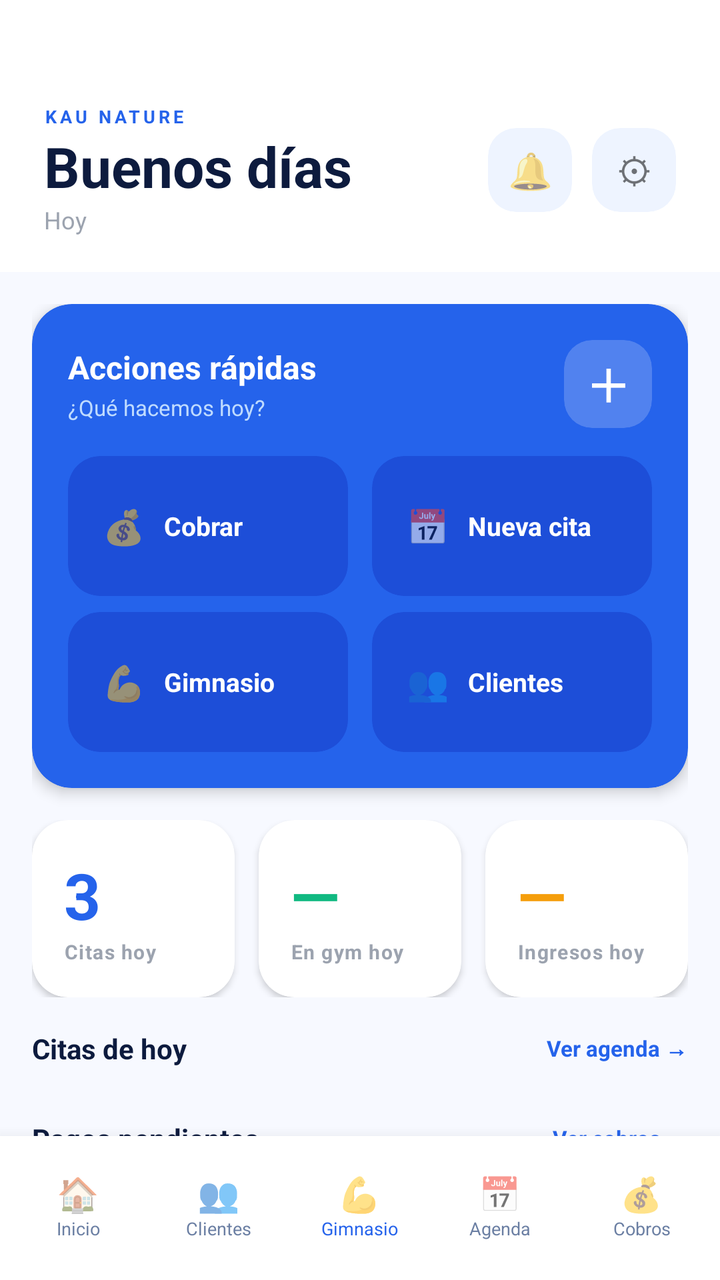
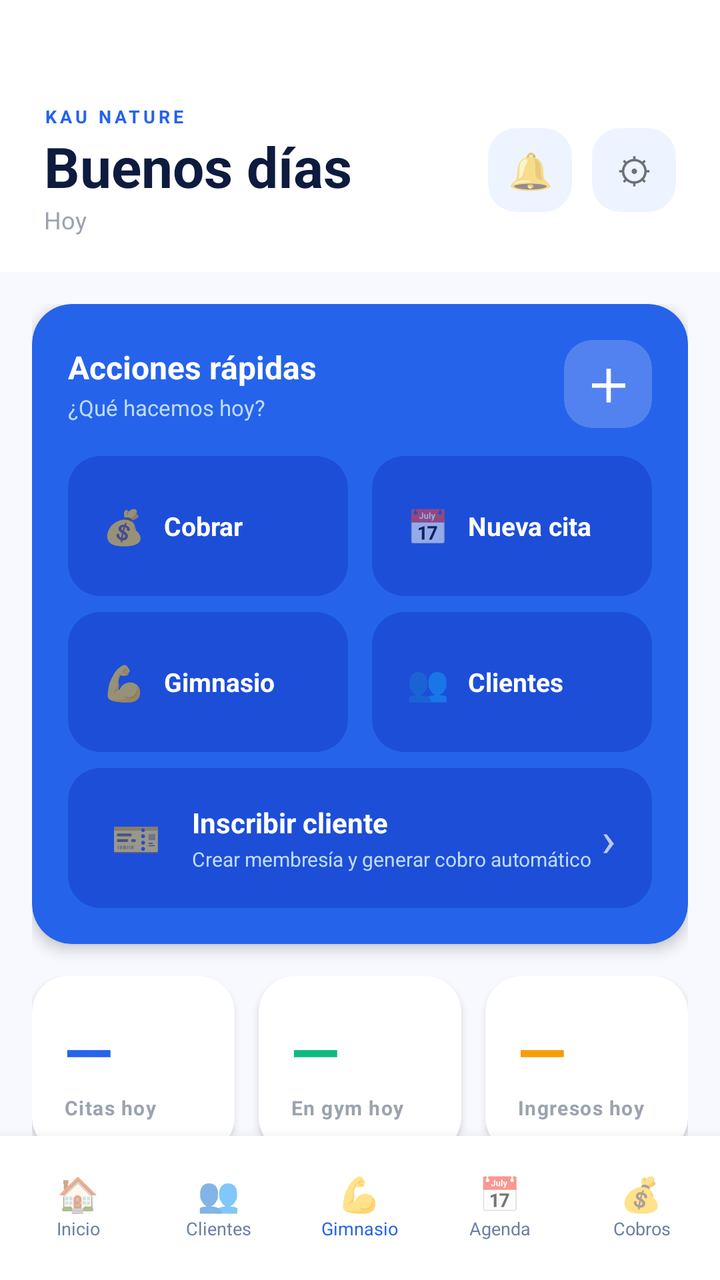

The first picture is an Android layout as it rendered before a commit; the second is the same layout after the commit. The layout source and the unified diff follow.
<!-- AndroidManifest.xml: application theme Theme.KauNatureApplication -->
<!-- res/layout/activity_main.xml -->
<?xml version="1.0" encoding="utf-8"?>
<FrameLayout
    xmlns:android="http://schemas.android.com/apk/res/android"
    xmlns:app="http://schemas.android.com/apk/res-auto"
    android:layout_width="match_parent"
    android:layout_height="match_parent"
    android:background="#F7F9FF">

    
    <androidx.core.widget.NestedScrollView
        android:layout_width="match_parent"
        android:layout_height="match_parent"
        android:fillViewport="true"
        android:paddingBottom="80dp"
        android:clipToPadding="false">

        <LinearLayout
            android:layout_width="match_parent"
            android:layout_height="wrap_content"
            android:orientation="vertical">

            
            <LinearLayout
                android:layout_width="match_parent"
                android:layout_height="wrap_content"
                android:orientation="vertical"
                android:background="#FFFFFF"
                android:paddingStart="22dp"
                android:paddingEnd="22dp"
                android:paddingTop="52dp"
                android:paddingBottom="18dp">

                
                <LinearLayout
                    android:layout_width="match_parent"
                    android:layout_height="wrap_content"
                    android:orientation="horizontal"
                    android:gravity="center_vertical">

                    <LinearLayout
                        android:layout_width="0dp"
                        android:layout_height="wrap_content"
                        android:layout_weight="1"
                        android:orientation="vertical">

                        <TextView
                            android:layout_width="wrap_content"
                            android:layout_height="wrap_content"
                            android:text="KAU NATURE"
                            android:textSize="9sp"
                            android:textColor="#2563EB"
                            android:letterSpacing="0.18"
                            android:textStyle="bold"/>

                        <TextView
                            android:id="@+id/tvGreeting"
                            android:layout_width="wrap_content"
                            android:layout_height="wrap_content"
                            android:text="Buenos días"
                            android:textSize="28sp"
                            android:textColor="#0D1B3E"
                            android:textStyle="bold"/>

                        <TextView
                            android:id="@+id/tvFechaHoy"
                            android:layout_width="wrap_content"
                            android:layout_height="wrap_content"
                            android:text="Hoy"
                            android:textSize="12sp"
                            android:textColor="#9CA3AF"/>

                    </LinearLayout>

                    
                    <androidx.cardview.widget.CardView
                        android:id="@+id/btnNotif"
                        android:layout_width="42dp"
                        android:layout_height="42dp"
                        android:layout_marginEnd="10dp"
                        app:cardCornerRadius="14dp"
                        app:cardElevation="0dp"
                        app:cardBackgroundColor="#EEF4FF">

                        <FrameLayout
                            android:layout_width="match_parent"
                            android:layout_height="match_parent">

                            <TextView
                                android:layout_width="match_parent"
                                android:layout_height="match_parent"
                                android:text="🔔"
                                android:textSize="18sp"
                                android:gravity="center"/>

                            <View
                                android:id="@+id/badgeNotif"
                                android:layout_width="8dp"
                                android:layout_height="8dp"
                                android:layout_gravity="top|end"
                                android:layout_margin="6dp"
                                android:background="#EF4444"
                                android:visibility="gone"/>

                        </FrameLayout>
                    </androidx.cardview.widget.CardView>

                    
                    <androidx.cardview.widget.CardView
                        android:id="@+id/btnSettings"
                        android:layout_width="42dp"
                        android:layout_height="42dp"
                        app:cardCornerRadius="14dp"
                        app:cardElevation="0dp"
                        app:cardBackgroundColor="#EEF4FF">

                        <TextView
                            android:layout_width="match_parent"
                            android:layout_height="match_parent"
                            android:text="⚙"
                            android:textSize="18sp"
                            android:gravity="center"/>

                    </androidx.cardview.widget.CardView>

                </LinearLayout>
            </LinearLayout>

            
            <LinearLayout
                android:layout_width="match_parent"
                android:layout_height="wrap_content"
                android:orientation="vertical"
                android:padding="16dp">

                
                <androidx.cardview.widget.CardView
                    android:layout_width="match_parent"
                    android:layout_height="wrap_content"
                    android:layout_marginBottom="16dp"
                    app:cardCornerRadius="20dp"
                    app:cardElevation="4dp"
                    app:cardBackgroundColor="#2563EB">

                    <LinearLayout
                        android:layout_width="match_parent"
                        android:layout_height="wrap_content"
                        android:orientation="vertical"
                        android:padding="18dp">

                        <LinearLayout
                            android:layout_width="match_parent"
                            android:layout_height="wrap_content"
                            android:orientation="horizontal"
                            android:gravity="center_vertical"
                            android:layout_marginBottom="14dp">

                            <LinearLayout
                                android:layout_width="0dp"
                                android:layout_height="wrap_content"
                                android:layout_weight="1"
                                android:orientation="vertical">

                                <TextView
                                    android:layout_width="wrap_content"
                                    android:layout_height="wrap_content"
                                    android:text="Acciones rápidas"
                                    android:textSize="16sp"
                                    android:textColor="#FFFFFF"
                                    android:textStyle="bold"/>

                                <TextView
                                    android:layout_width="wrap_content"
                                    android:layout_height="wrap_content"
                                    android:text="¿Qué hacemos hoy?"
                                    android:textSize="11sp"
                                    android:textColor="#BFDBFF"
                                    android:layout_marginTop="2dp"/>

                            </LinearLayout>

                            <androidx.cardview.widget.CardView
                                android:id="@+id/fabQuick"
                                android:layout_width="44dp"
                                android:layout_height="44dp"
                                app:cardCornerRadius="14dp"
                                app:cardElevation="0dp"
                                app:cardBackgroundColor="#33FFFFFF">

                                <TextView
                                    android:layout_width="match_parent"
                                    android:layout_height="match_parent"
                                    android:text="＋"
                                    android:textSize="22sp"
                                    android:textColor="#FFFFFF"
                                    android:textStyle="bold"
                                    android:gravity="center"/>

                            </androidx.cardview.widget.CardView>

                        </LinearLayout>

                        
                        <LinearLayout
                            android:layout_width="match_parent"
                            android:layout_height="wrap_content"
                            android:orientation="horizontal"
                            android:layout_marginBottom="8dp">

                            <androidx.cardview.widget.CardView
                                android:id="@+id/btnAccionCobrar"
                                android:layout_width="0dp"
                                android:layout_height="70dp"
                                android:layout_weight="1"
                                android:layout_marginEnd="6dp"
                                app:cardCornerRadius="16dp"
                                app:cardElevation="0dp"
                                app:cardBackgroundColor="#1D4ED8">

                                <LinearLayout
                                    android:layout_width="match_parent"
                                    android:layout_height="match_parent"
                                    android:orientation="horizontal"
                                    android:gravity="center_vertical"
                                    android:paddingStart="14dp"
                                    android:paddingEnd="10dp">

                                    <TextView
                                        android:layout_width="28dp"
                                        android:layout_height="28dp"
                                        android:text="💰"
                                        android:textSize="17sp"
                                        android:gravity="center"/>

                                    <TextView
                                        android:layout_width="wrap_content"
                                        android:layout_height="wrap_content"
                                        android:text="Cobrar"
                                        android:textSize="13sp"
                                        android:textColor="#FFFFFF"
                                        android:textStyle="bold"
                                        android:layout_marginStart="6dp"/>

                                </LinearLayout>
                            </androidx.cardview.widget.CardView>

                            <androidx.cardview.widget.CardView
                                android:id="@+id/btnAccionCita"
                                android:layout_width="0dp"
                                android:layout_height="70dp"
                                android:layout_weight="1"
                                android:layout_marginStart="6dp"
                                app:cardCornerRadius="16dp"
                                app:cardElevation="0dp"
                                app:cardBackgroundColor="#1D4ED8">

                                <LinearLayout
                                    android:layout_width="match_parent"
                                    android:layout_height="match_parent"
                                    android:orientation="horizontal"
                                    android:gravity="center_vertical"
                                    android:paddingStart="14dp"
                                    android:paddingEnd="10dp">

                                    <TextView
                                        android:layout_width="28dp"
                                        android:layout_height="28dp"
                                        android:text="📅"
                                        android:textSize="17sp"
                                        android:gravity="center"/>

                                    <TextView
                                        android:layout_width="wrap_content"
                                        android:layout_height="wrap_content"
                                        android:text="Nueva cita"
                                        android:textSize="13sp"
                                        android:textColor="#FFFFFF"
                                        android:textStyle="bold"
                                        android:layout_marginStart="6dp"/>

                                </LinearLayout>
                            </androidx.cardview.widget.CardView>

                        </LinearLayout>

                        <LinearLayout
                            android:layout_width="match_parent"
                            android:layout_height="wrap_content"
                            android:orientation="horizontal">

                            <androidx.cardview.widget.CardView
                                android:id="@+id/btnAccionGym"
                                android:layout_width="0dp"
                                android:layout_height="70dp"
                                android:layout_weight="1"
                                android:layout_marginEnd="6dp"
                                app:cardCornerRadius="16dp"
                                app:cardElevation="0dp"
                                app:cardBackgroundColor="#1D4ED8">

                                <LinearLayout
                                    android:layout_width="match_parent"
                                    android:layout_height="match_parent"
                                    android:orientation="horizontal"
                                    android:gravity="center_vertical"
                                    android:paddingStart="14dp"
                                    android:paddingEnd="10dp">

                                    <TextView
                                        android:layout_width="28dp"
                                        android:layout_height="28dp"
                                        android:text="💪"
                                        android:textSize="17sp"
                                        android:gravity="center"/>

                                    <TextView
                                        android:layout_width="wrap_content"
                                        android:layout_height="wrap_content"
                                        android:text="Gimnasio"
                                        android:textSize="13sp"
                                        android:textColor="#FFFFFF"
                                        android:textStyle="bold"
                                        android:layout_marginStart="6dp"/>

                                </LinearLayout>
                            </androidx.cardview.widget.CardView>

                            <androidx.cardview.widget.CardView
                                android:id="@+id/btnAccionClientes"
                                android:layout_width="0dp"
                                android:layout_height="70dp"
                                android:layout_weight="1"
                                android:layout_marginStart="6dp"
                                app:cardCornerRadius="16dp"
                                app:cardElevation="0dp"
                                app:cardBackgroundColor="#1D4ED8">

                                <LinearLayout
                                    android:layout_width="match_parent"
                                    android:layout_height="match_parent"
                                    android:orientation="horizontal"
                                    android:gravity="center_vertical"
                                    android:paddingStart="14dp"
                                    android:paddingEnd="10dp">

                                    <TextView
                                        android:layout_width="28dp"
                                        android:layout_height="28dp"
                                        android:text="👥"
                                        android:textSize="17sp"
                                        android:gravity="center"/>

                                    <TextView
                                        android:layout_width="wrap_content"
                                        android:layout_height="wrap_content"
                                        android:text="Clientes"
                                        android:textSize="13sp"
                                        android:textColor="#FFFFFF"
                                        android:textStyle="bold"
                                        android:layout_marginStart="6dp"/>

                                </LinearLayout>
                            </androidx.cardview.widget.CardView>

                        </LinearLayout>

                    </LinearLayout>
                </androidx.cardview.widget.CardView>

                
                <LinearLayout
                    android:layout_width="match_parent"
                    android:layout_height="wrap_content"
                    android:orientation="horizontal"
                    android:layout_marginBottom="16dp">

                    
                    <androidx.cardview.widget.CardView
                        android:layout_width="0dp"
                        android:layout_height="wrap_content"
                        android:layout_weight="1"
                        android:layout_marginEnd="6dp"
                        app:cardCornerRadius="18dp"
                        app:cardElevation="2dp"
                        app:cardBackgroundColor="#FFFFFF">
                        <LinearLayout
                            android:layout_width="match_parent"
                            android:layout_height="wrap_content"
                            android:orientation="vertical"
                            android:padding="16dp">
                            <TextView
                                android:id="@+id/tvKpiCitas"
                                android:layout_width="wrap_content"
                                android:layout_height="wrap_content"
                                android:text="3"
                                android:textSize="32sp"
                                android:textColor="#2563EB"
                                android:textStyle="bold"/>
                            <TextView
                                android:layout_width="wrap_content"
                                android:layout_height="wrap_content"
                                android:text="Citas hoy"
                                android:textSize="10sp"
                                android:textColor="#9CA3AF"
                                android:textStyle="bold"
                                android:letterSpacing="0.05"/>
                        </LinearLayout>
                    </androidx.cardview.widget.CardView>

                    
                    <androidx.cardview.widget.CardView
                        android:layout_width="0dp"
                        android:layout_height="wrap_content"
                        android:layout_weight="1"
                        android:layout_marginStart="6dp"
                        android:layout_marginEnd="6dp"
                        app:cardCornerRadius="18dp"
                        app:cardElevation="2dp"
                        app:cardBackgroundColor="#FFFFFF">
                        <LinearLayout
                            android:layout_width="match_parent"
                            android:layout_height="wrap_content"
                            android:orientation="vertical"
                            android:padding="16dp">
                            <TextView
                                android:id="@+id/tvKpiGym"
                                android:layout_width="wrap_content"
                                android:layout_height="wrap_content"
                                android:text="—"
                                android:textSize="32sp"
                                android:textColor="#10B981"
                                android:textStyle="bold"/>
                            <TextView
                                android:layout_width="wrap_content"
                                android:layout_height="wrap_content"
                                android:text="En gym hoy"
                                android:textSize="10sp"
                                android:textColor="#9CA3AF"
                                android:textStyle="bold"
                                android:letterSpacing="0.05"/>
                        </LinearLayout>
                    </androidx.cardview.widget.CardView>

                    
                    <androidx.cardview.widget.CardView
                        android:layout_width="0dp"
                        android:layout_height="wrap_content"
                        android:layout_weight="1"
                        android:layout_marginStart="6dp"
                        app:cardCornerRadius="18dp"
                        app:cardElevation="2dp"
                        app:cardBackgroundColor="#FFFFFF">
                        <LinearLayout
                            android:layout_width="match_parent"
                            android:layout_height="wrap_content"
                            android:orientation="vertical"
                            android:padding="16dp">
                            <TextView
                                android:id="@+id/tvKpiIngresos"
                                android:layout_width="wrap_content"
                                android:layout_height="wrap_content"
                                android:text="—"
                                android:textSize="32sp"
                                android:textColor="#F59E0B"
                                android:textStyle="bold"/>
                            <TextView
                                android:layout_width="wrap_content"
                                android:layout_height="wrap_content"
                                android:text="Ingresos hoy"
                                android:textSize="10sp"
                                android:textColor="#9CA3AF"
                                android:textStyle="bold"
                                android:letterSpacing="0.05"/>
                        </LinearLayout>
                    </androidx.cardview.widget.CardView>

                </LinearLayout>

                
                <LinearLayout
                    android:layout_width="match_parent"
                    android:layout_height="wrap_content"
                    android:orientation="horizontal"
                    android:gravity="center_vertical"
                    android:layout_marginBottom="10dp">

                    <TextView
                        android:layout_width="0dp"
                        android:layout_height="wrap_content"
                        android:layout_weight="1"
                        android:text="Citas de hoy"
                        android:textSize="14sp"
                        android:textColor="#0D1B3E"
                        android:textStyle="bold"/>

                    <TextView
                        android:id="@+id/tvVerCitas"
                        android:layout_width="wrap_content"
                        android:layout_height="wrap_content"
                        android:text="Ver agenda →"
                        android:textSize="11sp"
                        android:textColor="#2563EB"
                        android:textStyle="bold"/>

                </LinearLayout>

                <LinearLayout
                    android:id="@+id/listaCitas"
                    android:layout_width="match_parent"
                    android:layout_height="wrap_content"
                    android:orientation="vertical"
                    android:layout_marginBottom="16dp"/>

                
                <LinearLayout
                    android:layout_width="match_parent"
                    android:layout_height="wrap_content"
                    android:orientation="horizontal"
                    android:gravity="center_vertical"
                    android:layout_marginBottom="10dp">

                    <TextView
                        android:layout_width="0dp"
                        android:layout_height="wrap_content"
                        android:layout_weight="1"
                        android:text="Pagos pendientes"
                        android:textSize="14sp"
                        android:textColor="#0D1B3E"
                        android:textStyle="bold"/>

                    <TextView
                        android:id="@+id/tvVerPagos"
                        android:layout_width="wrap_content"
                        android:layout_height="wrap_content"
                        android:text="Ver cobros →"
                        android:textSize="11sp"
                        android:textColor="#2563EB"
                        android:textStyle="bold"/>

                </LinearLayout>

                <LinearLayout
                    android:id="@+id/listaPagos"
                    android:layout_width="match_parent"
                    android:layout_height="wrap_content"
                    android:orientation="vertical"/>

            </LinearLayout>
        </LinearLayout>
    </androidx.core.widget.NestedScrollView>

    
    <LinearLayout
        android:layout_width="match_parent"
        android:layout_height="72dp"
        android:layout_gravity="bottom"
        android:orientation="horizontal"
        android:background="#FFFFFF"
        android:elevation="12dp"
        android:paddingStart="4dp"
        android:paddingEnd="4dp"
        android:paddingTop="6dp"
        android:paddingBottom="8dp">

        <LinearLayout android:id="@+id/nav_home" android:layout_width="0dp" android:layout_height="match_parent" android:layout_weight="1" android:orientation="vertical" android:gravity="center">
            <TextView android:layout_width="wrap_content" android:layout_height="wrap_content" android:text="🏠" android:textSize="17sp" android:gravity="center"/>
            <TextView android:id="@+id/navLabelHome" android:layout_width="wrap_content" android:layout_height="wrap_content" android:text="Inicio" android:textSize="9sp" android:textColor="#6B7FA3" android:gravity="center"/>
        </LinearLayout>

        <LinearLayout android:id="@+id/nav_clientes" android:layout_width="0dp" android:layout_height="match_parent" android:layout_weight="1" android:orientation="vertical" android:gravity="center">
            <TextView android:layout_width="wrap_content" android:layout_height="wrap_content" android:text="👥" android:textSize="17sp" android:gravity="center"/>
            <TextView android:id="@+id/navLabelClientes" android:layout_width="wrap_content" android:layout_height="wrap_content" android:text="Clientes" android:textSize="9sp" android:textColor="#6B7FA3" android:gravity="center"/>
        </LinearLayout>

        
        <LinearLayout android:id="@+id/nav_gimnasio" android:layout_width="0dp" android:layout_height="match_parent" android:layout_weight="1" android:orientation="vertical" android:gravity="center" android:paddingVertical="4dp">
            <TextView android:id="@+id/navIconGimnasio" android:layout_width="wrap_content" android:layout_height="wrap_content" android:text="💪" android:textSize="17sp" android:gravity="center"/>
            <TextView android:id="@+id/navLabelGimnasio" android:layout_width="wrap_content" android:layout_height="wrap_content" android:text="Gimnasio" android:textSize="9sp" android:textColor="#2563EB" android:gravity="center"/>
        </LinearLayout>

        <LinearLayout android:id="@+id/nav_agenda" android:layout_width="0dp" android:layout_height="match_parent" android:layout_weight="1" android:orientation="vertical" android:gravity="center">
            <TextView android:layout_width="wrap_content" android:layout_height="wrap_content" android:text="📅" android:textSize="17sp" android:gravity="center"/>
            <TextView android:id="@+id/navLabelAgenda" android:layout_width="wrap_content" android:layout_height="wrap_content" android:text="Agenda" android:textSize="9sp" android:textColor="#6B7FA3" android:gravity="center"/>
        </LinearLayout>

        <LinearLayout android:id="@+id/nav_cobros" android:layout_width="0dp" android:layout_height="match_parent" android:layout_weight="1" android:orientation="vertical" android:gravity="center">
            <TextView android:layout_width="wrap_content" android:layout_height="wrap_content" android:text="💰" android:textSize="17sp" android:gravity="center"/>
            <TextView android:id="@+id/navLabelCobros" android:layout_width="wrap_content" android:layout_height="wrap_content" android:text="Cobros" android:textSize="9sp" android:textColor="#6B7FA3" android:gravity="center"/>
        </LinearLayout>

    </LinearLayout>

</FrameLayout>
<!-- resources referenced by this layout -->
<resources>
  <style name="Theme.KauNatureApplication" parent="Theme.MaterialComponents.DayNight.NoActionBar">
          <item name="colorPrimary">@color/accent_blue</item>
          <item name="colorPrimaryVariant">@color/accent_blue_light</item>
          <item name="colorOnPrimary">@color/white</item>
          
          <item name="android:colorBackground">@color/bg_main</item>
          <item name="colorSurface">@color/white</item>
          <item name="colorSurfaceVariant">@color/blue_pale2</item>
          <item name="colorOnSurface">@color/text_primary</item>
          <item name="colorOnSurfaceVariant">@color/text_muted</item>
          
          <item name="android:statusBarColor">@color/white</item>
          <item name="android:navigationBarColor">@color/white</item>
          <item name="android:windowLightStatusBar">true</item>
      </style>
  <color name="accent_blue">#0A66FF</color>
  <color name="accent_blue_light">#3D85FF</color>
  <color name="white">#FFFFFF</color>
  <color name="bg_main">#F5F8FF</color>
  <color name="blue_pale2">#F0F5FF</color>
  <color name="text_primary">#0D1B3E</color>
  <color name="text_muted">#6B7FA3</color>
</resources>

<!-- the commit's change to res/layout/activity_main.xml (unified diff, before → after) -->
@@ -30,7 +30,6 @@
                 android:paddingTop="52dp"
                 android:paddingBottom="18dp">
 
-                
                 <LinearLayout
                     android:layout_width="match_parent"
                     android:layout_height="wrap_content"
@@ -80,18 +79,15 @@
                         app:cardCornerRadius="14dp"
                         app:cardElevation="0dp"
                         app:cardBackgroundColor="#EEF4FF">
-
                         <FrameLayout
                             android:layout_width="match_parent"
                             android:layout_height="match_parent">
-
                             <TextView
                                 android:layout_width="match_parent"
                                 android:layout_height="match_parent"
                                 android:text="🔔"
                                 android:textSize="18sp"
                                 android:gravity="center"/>
-
                             <View
                                 android:id="@+id/badgeNotif"
                                 android:layout_width="8dp"
@@ -100,7 +96,6 @@
                                 android:layout_margin="6dp"
                                 android:background="#EF4444"
                                 android:visibility="gone"/>
-
                         </FrameLayout>
                     </androidx.cardview.widget.CardView>
 
@@ -112,14 +107,12 @@
                         app:cardCornerRadius="14dp"
                         app:cardElevation="0dp"
                         app:cardBackgroundColor="#EEF4FF">
-
                         <TextView
                             android:layout_width="match_parent"
                             android:layout_height="match_parent"
                             android:text="⚙"
                             android:textSize="18sp"
                             android:gravity="center"/>
-
                     </androidx.cardview.widget.CardView>
 
                 </LinearLayout>
@@ -147,6 +140,7 @@
                         android:orientation="vertical"
                         android:padding="18dp">
 
+                        
                         <LinearLayout
                             android:layout_width="match_parent"
                             android:layout_height="wrap_content"
@@ -185,7 +179,6 @@
                                 app:cardCornerRadius="14dp"
                                 app:cardElevation="0dp"
                                 app:cardBackgroundColor="#33FFFFFF">
-
                                 <TextView
                                     android:layout_width="match_parent"
                                     android:layout_height="match_parent"
@@ -194,7 +187,6 @@
                                     android:textColor="#FFFFFF"
                                     android:textStyle="bold"
                                     android:gravity="center"/>
-
                             </androidx.cardview.widget.CardView>
 
                         </LinearLayout>
@@ -215,7 +207,6 @@
                                 app:cardCornerRadius="16dp"
                                 app:cardElevation="0dp"
                                 app:cardBackgroundColor="#1D4ED8">
-
                                 <LinearLayout
                                     android:layout_width="match_parent"
                                     android:layout_height="match_parent"
@@ -223,14 +214,12 @@
                                     android:gravity="center_vertical"
                                     android:paddingStart="14dp"
                                     android:paddingEnd="10dp">
-
                                     <TextView
                                         android:layout_width="28dp"
                                         android:layout_height="28dp"
                                         android:text="💰"
                                         android:textSize="17sp"
                                         android:gravity="center"/>
-
                                     <TextView
                                         android:layout_width="wrap_content"
                                         android:layout_height="wrap_content"
@@ -239,7 +228,6 @@
                                         android:textColor="#FFFFFF"
                                         android:textStyle="bold"
                                         android:layout_marginStart="6dp"/>
-
                                 </LinearLayout>
                             </androidx.cardview.widget.CardView>
 
@@ -252,7 +240,6 @@
                                 app:cardCornerRadius="16dp"
                                 app:cardElevation="0dp"
                                 app:cardBackgroundColor="#1D4ED8">
-
                                 <LinearLayout
                                     android:layout_width="match_parent"
                                     android:layout_height="match_parent"
@@ -260,14 +247,12 @@
                                     android:gravity="center_vertical"
                                     android:paddingStart="14dp"
                                     android:paddingEnd="10dp">
-
                                     <TextView
                                         android:layout_width="28dp"
                                         android:layout_height="28dp"
                                         android:text="📅"
                                         android:textSize="17sp"
                                         android:gravity="center"/>
-
                                     <TextView
                                         android:layout_width="wrap_content"
                                         android:layout_height="wrap_content"
@@ -276,16 +261,17 @@
                                         android:textColor="#FFFFFF"
                                         android:textStyle="bold"
                                         android:layout_marginStart="6dp"/>
-
                                 </LinearLayout>
                             </androidx.cardview.widget.CardView>
 
                         </LinearLayout>
 
+                        
                         <LinearLayout
                             android:layout_width="match_parent"
                             android:layout_height="wrap_content"
-                            android:orientation="horizontal">
+                            android:orientation="horizontal"
+                            android:layout_marginBottom="8dp">
 
                             <androidx.cardview.widget.CardView
                                 android:id="@+id/btnAccionGym"
@@ -296,7 +282,6 @@
                                 app:cardCornerRadius="16dp"
                                 app:cardElevation="0dp"
                                 app:cardBackgroundColor="#1D4ED8">
-
                                 <LinearLayout
                                     android:layout_width="match_parent"
                                     android:layout_height="match_parent"
@@ -304,14 +289,12 @@
                                     android:gravity="center_vertical"
                                     android:paddingStart="14dp"
                                     android:paddingEnd="10dp">
-
                                     <TextView
                                         android:layout_width="28dp"
                                         android:layout_height="28dp"
                                         android:text="💪"
                                         android:textSize="17sp"
                                         android:gravity="center"/>
-
                                     <TextView
                                         android:layout_width="wrap_content"
                                         android:layout_height="wrap_content"
@@ -320,7 +303,6 @@
                                         android:textColor="#FFFFFF"
                                         android:textStyle="bold"
                                         android:layout_marginStart="6dp"/>
-
                                 </LinearLayout>
                             </androidx.cardview.widget.CardView>
 
@@ -333,7 +315,6 @@
                                 app:cardCornerRadius="16dp"
                                 app:cardElevation="0dp"
                                 app:cardBackgroundColor="#1D4ED8">
-
                                 <LinearLayout
                                     android:layout_width="match_parent"
                                     android:layout_height="match_parent"
@@ -341,14 +322,12 @@
                                     android:gravity="center_vertical"
                                     android:paddingStart="14dp"
                                     android:paddingEnd="10dp">
-
                                     <TextView
                                         android:layout_width="28dp"
                                         android:layout_height="28dp"
                                         android:text="👥"
                                         android:textSize="17sp"
                                         android:gravity="center"/>
-
                                     <TextView
                                         android:layout_width="wrap_content"
                                         android:layout_height="wrap_content"
@@ -357,11 +336,70 @@
                                         android:textColor="#FFFFFF"
                                         android:textStyle="bold"
                                         android:layout_marginStart="6dp"/>
-
                                 </LinearLayout>
                             </androidx.cardview.widget.CardView>
 
                         </LinearLayout>
+
+                        
+                        <androidx.cardview.widget.CardView
+                            android:id="@+id/btnAccionInscribir"
+                            android:layout_width="match_parent"
+                            android:layout_height="70dp"
+                            app:cardCornerRadius="16dp"
+                            app:cardElevation="0dp"
+                            app:cardBackgroundColor="#1D4ED8">
+
+                            <LinearLayout
+                                android:layout_width="match_parent"
+                                android:layout_height="match_parent"
+                                android:orientation="horizontal"
+                                android:gravity="center_vertical"
+                                android:paddingStart="18dp"
+                                android:paddingEnd="18dp">
+
+                                <TextView
+                                    android:layout_width="32dp"
+                                    android:layout_height="32dp"
+                                    android:text="🎫"
+                                    android:textSize="20sp"
+                                    android:gravity="center"/>
+
+                                <LinearLayout
+                                    android:layout_width="0dp"
+                                    android:layout_height="wrap_content"
+                                    android:layout_weight="1"
+                                    android:orientation="vertical"
+                                    android:layout_marginStart="12dp">
+
+                                    <TextView
+                                        android:layout_width="wrap_content"
+                                        android:layout_height="wrap_content"
+                                        android:text="Inscribir cliente"
+                                        android:textSize="14sp"
+                                        android:textColor="#FFFFFF"
+                                        android:textStyle="bold"/>
+
+                                    <TextView
+                                        android:layout_width="wrap_content"
+                                        android:layout_height="wrap_content"
+                                        android:text="Crear membresía y generar cobro automático"
+                                        android:textSize="10sp"
+                                        android:textColor="#BFDBFF"
+                                        android:layout_marginTop="2dp"/>
+
+                                </LinearLayout>
+
+                                <TextView
+                                    android:layout_width="wrap_content"
+                                    android:layout_height="wrap_content"
+                                    android:text="›"
+                                    android:textSize="24sp"
+                                    android:textColor="#FFFFFF"
+                                    android:alpha="0.7"/>
+
+                            </LinearLayout>
+                        </androidx.cardview.widget.CardView>
 
                     </LinearLayout>
                 </androidx.cardview.widget.CardView>
@@ -373,7 +411,6 @@
                     android:orientation="horizontal"
                     android:layout_marginBottom="16dp">
 
-                    
                     <androidx.cardview.widget.CardView
                         android:layout_width="0dp"
                         android:layout_height="wrap_content"
@@ -391,7 +428,7 @@
                                 android:id="@+id/tvKpiCitas"
                                 android:layout_width="wrap_content"
                                 android:layout_height="wrap_content"
-                                android:text="3"
+                                android:text="—"
                                 android:textSize="32sp"
                                 android:textColor="#2563EB"
                                 android:textStyle="bold"/>
@@ -406,7 +443,6 @@
                         </LinearLayout>
                     </androidx.cardview.widget.CardView>
 
-                    
                     <androidx.cardview.widget.CardView
                         android:layout_width="0dp"
                         android:layout_height="wrap_content"
@@ -440,7 +476,6 @@
                         </LinearLayout>
                     </androidx.cardview.widget.CardView>
 
-                    
                     <androidx.cardview.widget.CardView
                         android:layout_width="0dp"
                         android:layout_height="wrap_content"
@@ -561,30 +596,56 @@
         android:paddingTop="6dp"
         android:paddingBottom="8dp">
 
-        <LinearLayout android:id="@+id/nav_home" android:layout_width="0dp" android:layout_height="match_parent" android:layout_weight="1" android:orientation="vertical" android:gravity="center">
-            <TextView android:layout_width="wrap_content" android:layout_height="wrap_content" android:text="🏠" android:textSize="17sp" android:gravity="center"/>
-            <TextView android:id="@+id/navLabelHome" android:layout_width="wrap_content" android:layout_height="wrap_content" android:text="Inicio" android:textSize="9sp" android:textColor="#6B7FA3" android:gravity="center"/>
+        <LinearLayout android:id="@+id/nav_home"
+            android:layout_width="0dp" android:layout_height="match_parent"
+            android:layout_weight="1" android:orientation="vertical" android:gravity="center">
+            <TextView android:layout_width="wrap_content" android:layout_height="wrap_content"
+                android:text="🏠" android:textSize="17sp" android:gravity="center"/>
+            <TextView android:id="@+id/navLabelHome"
+                android:layout_width="wrap_content" android:layout_height="wrap_content"
+                android:text="Inicio" android:textSize="9sp" android:textColor="#6B7FA3" android:gravity="center"/>
         </LinearLayout>
 
-        <LinearLayout android:id="@+id/nav_clientes" android:layout_width="0dp" android:layout_height="match_parent" android:layout_weight="1" android:orientation="vertical" android:gravity="center">
-            <TextView android:layout_width="wrap_content" android:layout_height="wrap_content" android:text="👥" android:textSize="17sp" android:gravity="center"/>
-            <TextView android:id="@+id/navLabelClientes" android:layout_width="wrap_content" android:layout_height="wrap_content" android:text="Clientes" android:textSize="9sp" android:textColor="#6B7FA3" android:gravity="center"/>
+        <LinearLayout android:id="@+id/nav_clientes"
+            android:layout_width="0dp" android:layout_height="match_parent"
+            android:layout_weight="1" android:orientation="vertical" android:gravity="center">
+            <TextView android:layout_width="wrap_content" android:layout_height="wrap_content"
+                android:text="👥" android:textSize="17sp" android:gravity="center"/>
+            <TextView android:id="@+id/navLabelClientes"
+                android:layout_width="wrap_content" android:layout_height="wrap_content"
+                android:text="Clientes" android:textSize="9sp" android:textColor="#6B7FA3" android:gravity="center"/>
         </LinearLayout>
 
-        
-        <LinearLayout android:id="@+id/nav_gimnasio" android:layout_width="0dp" android:layout_height="match_parent" android:layout_weight="1" android:orientation="vertical" android:gravity="center" android:paddingVertical="4dp">
-            <TextView android:id="@+id/navIconGimnasio" android:layout_width="wrap_content" android:layout_height="wrap_content" android:text="💪" android:textSize="17sp" android:gravity="center"/>
-            <TextView android:id="@+id/navLabelGimnasio" android:layout_width="wrap_content" android:layout_height="wrap_content" android:text="Gimnasio" android:textSize="9sp" android:textColor="#2563EB" android:gravity="center"/>
+        <LinearLayout android:id="@+id/nav_gimnasio"
+            android:layout_width="0dp" android:layout_height="match_parent"
+            android:layout_weight="1" android:orientation="vertical" android:gravity="center"
+            android:paddingTop="4dp" android:paddingBottom="4dp">
+            <TextView android:id="@+id/navIconGimnasio"
+                android:layout_width="wrap_content" android:layout_height="wrap_content"
+                android:text="💪" android:textSize="17sp" android:gravity="center"/>
+            <TextView android:id="@+id/navLabelGimnasio"
+                android:layout_width="wrap_content" android:layout_height="wrap_content"
+                android:text="Gimnasio" android:textSize="9sp" android:textColor="#2563EB" android:gravity="center"/>
         </LinearLayout>
 
-        <LinearLayout android:id="@+id/nav_agenda" android:layout_width="0dp" android:layout_height="match_parent" android:layout_weight="1" android:orientation="vertical" android:gravity="center">
-            <TextView android:layout_width="wrap_content" android:layout_height="wrap_content" android:text="📅" android:textSize="17sp" android:gravity="center"/>
-            <TextView android:id="@+id/navLabelAgenda" android:layout_width="wrap_content" android:layout_height="wrap_content" android:text="Agenda" android:textSize="9sp" android:textColor="#6B7FA3" android:gravity="center"/>
+        <LinearLayout android:id="@+id/nav_agenda"
+            android:layout_width="0dp" android:layout_height="match_parent"
+            android:layout_weight="1" android:orientation="vertical" android:gravity="center">
+            <TextView android:layout_width="wrap_content" android:layout_height="wrap_content"
+                android:text="📅" android:textSize="17sp" android:gravity="center"/>
+            <TextView android:id="@+id/navLabelAgenda"
+                android:layout_width="wrap_content" android:layout_height="wrap_content"
+                android:text="Agenda" android:textSize="9sp" android:textColor="#6B7FA3" android:gravity="center"/>
         </LinearLayout>
 
-        <LinearLayout android:id="@+id/nav_cobros" android:layout_width="0dp" android:layout_height="match_parent" android:layout_weight="1" android:orientation="vertical" android:gravity="center">
-            <TextView android:layout_width="wrap_content" android:layout_height="wrap_content" android:text="💰" android:textSize="17sp" android:gravity="center"/>
-            <TextView android:id="@+id/navLabelCobros" android:layout_width="wrap_content" android:layout_height="wrap_content" android:text="Cobros" android:textSize="9sp" android:textColor="#6B7FA3" android:gravity="center"/>
+        <LinearLayout android:id="@+id/nav_cobros"
+            android:layout_width="0dp" android:layout_height="match_parent"
+            android:layout_weight="1" android:orientation="vertical" android:gravity="center">
+            <TextView android:layout_width="wrap_content" android:layout_height="wrap_content"
+                android:text="💰" android:textSize="17sp" android:gravity="center"/>
+            <TextView android:id="@+id/navLabelCobros"
+                android:layout_width="wrap_content" android:layout_height="wrap_content"
+                android:text="Cobros" android:textSize="9sp" android:textColor="#6B7FA3" android:gravity="center"/>
         </LinearLayout>
 
     </LinearLayout>
